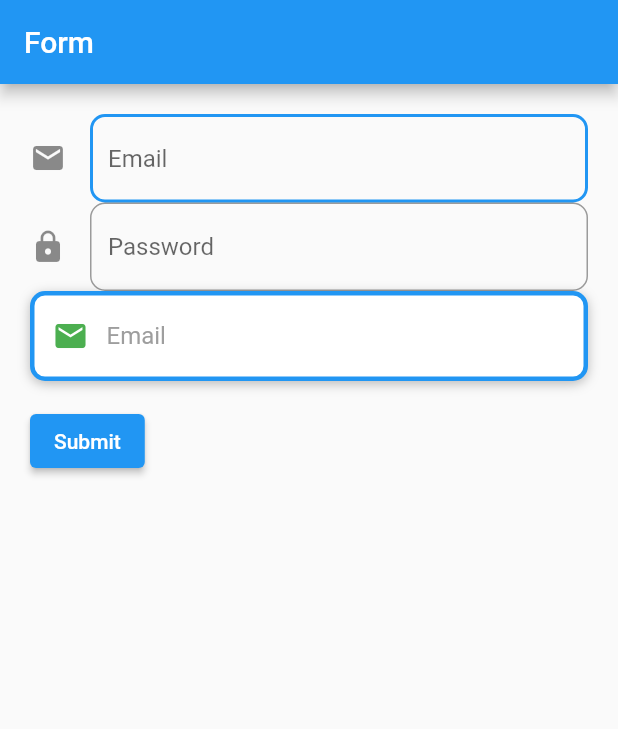
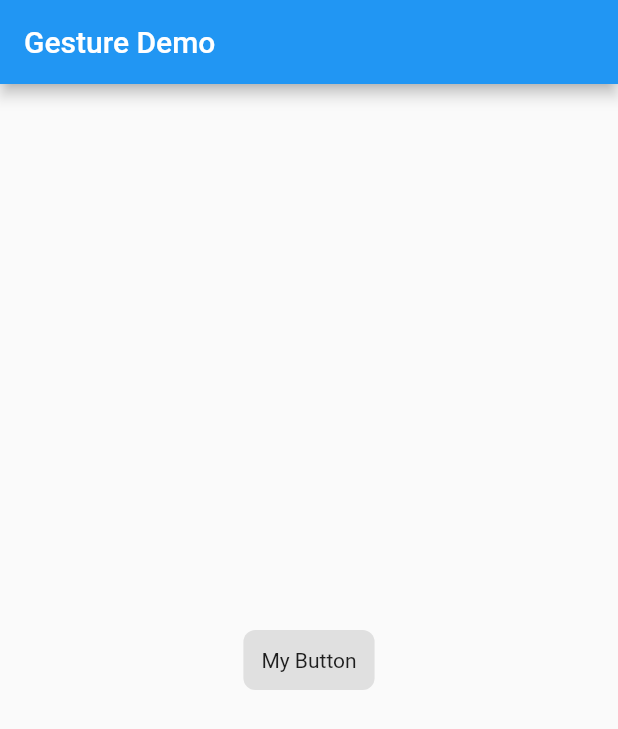
Before and after one commit to entest-hai/flutter_state_managment, a Flutter app: the screen it shows after launch, on a phone screen of 412 x 824 dp. Shown: the top 729 px of the screen. Run offline on Flutter 3.47's test engine with Material 2 defaults, Android fonts, the phone set to English and light mode, and no system bars; our stand-ins replace equatable, flutter_bloc.

Commit message:
list with swipe and button with gesture scafold.showSnackBar

```diff
--- a/lib/main.dart
+++ b/lib/main.dart
@@ -1,5 +1,6 @@
 import 'package:flutter/foundation.dart';
 import 'package:flutter/material.dart';
+import 'package:flutter_provider/testlistswipe.dart';
 import 'package:flutter_provider/weatherapp.dart';
 import 'package:provider/provider.dart';
 import 'package:flutter_bloc/flutter_bloc.dart';
@@ -11,6 +12,7 @@ import 'weatherapp.dart';
 import 'testpaddingapp.dart';
 import 'testscrollview.dart';
 import 'testformvalidation.dart';
+import 'testlistswipe.dart';
 
 void main() {
   // Weather app with observer
@@ -20,7 +22,8 @@ void main() {
   // runApp(TestPaddingApp());
   // runApp(FoodApp());
   // runApp(LoginApp());
-  runApp(FormApp());
+  // runApp(ListSwipe());
+  runApp(GestureDemoApp());
 
   // runApp(MultiProvider(
   //   providers: [
--- /dev/null
+++ b/lib/testlistswipe.dart
@@ -0,0 +1,80 @@
+import 'package:flutter/material.dart';
+
+class ListSwipe extends StatefulWidget {
+  @override
+  ListSwipeState createState() => ListSwipeState();
+}
+
+class ListSwipeState extends State<ListSwipe> {
+  final items = List<String>.generate(20, (index) => "Item ${index + 1}");
+  @override
+  Widget build(BuildContext context) {
+    // TODO: implement build
+    return MaterialApp(
+      home: Scaffold(
+        appBar: AppBar(
+          title: Text("ListSwipe"),
+        ),
+        body: ListView.builder(
+          itemCount: items.length,
+          itemBuilder: (context, index) {
+            final item = items[index];
+            return Dismissible(
+                onDismissed: (direction) {
+                  setState(() {
+                    items.removeAt(index);
+                  });
+                  Scaffold.of(context)
+                      .showSnackBar(SnackBar(content: Text("$item dismissed")));
+                },
+                background: Container(
+                  color: Colors.red,
+                ),
+                key: Key(item),
+                child: ListTile(
+                  title: Text('$item'),
+                ));
+          },
+        ),
+      ),
+    );
+  }
+}
+
+class GestureDemoApp extends StatelessWidget {
+  @override
+  Widget build(BuildContext context) {
+    // TODO: implement build
+    return MaterialApp(
+      home: Scaffold(
+        appBar: AppBar(
+          title: Text("Gesture Demo"),
+        ),
+        body: GuestureButton(),
+      ),
+    );
+  }
+}
+
+class GuestureButton extends StatelessWidget {
+  @override
+  Widget build(BuildContext context) {
+    // TODO: implement build
+    return GestureDetector(
+      onTap: () {
+        print("tap me");
+        final snackBar = SnackBar(content: Text("Tap"));
+        Scaffold.of(context).showSnackBar(snackBar);
+      },
+      child: Center(
+        child: Container(
+          padding: EdgeInsets.all(12),
+          decoration: BoxDecoration(
+              color: Theme.of(context).buttonColor,
+              borderRadius: BorderRadius.circular(8.0)),
+          child: Text("My Button"),
+        ),
+      ),
+    );
+  }
+}
```
